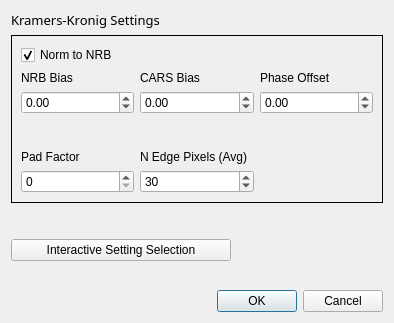
CCampJr/CRIkit2, file crikit/ui/qt5/ui_KKOptions.ui: the form before one commit.
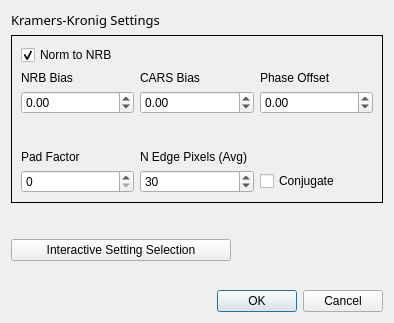
The form after the commit.

Commit message: Incorporate the KK conjugate

```diff
--- a/crikit/ui/qt5/ui_KKOptions.ui
+++ b/crikit/ui/qt5/ui_KKOptions.ui
@@ -169,6 +169,13 @@
           </property>
          </widget>
         </item>
+        <item row="7" column="4">
+         <widget class="QCheckBox" name="checkBoxConjugate">
+          <property name="text">
+           <string>Conjugate</string>
+          </property>
+         </widget>
+        </item>
        </layout>
       </widget>
      </item>
```
The commit also changes 10 other files.
